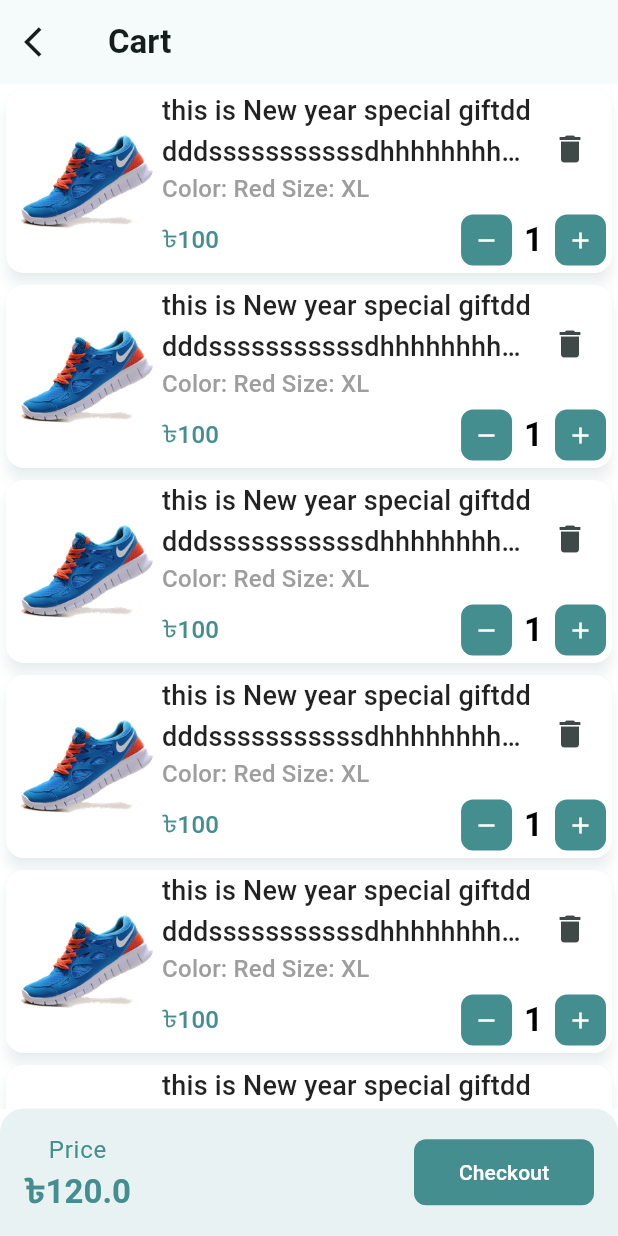
After one commit to sanahid120/CraftyBay, a Flutter app: the CartScreen screen opened directly, on a phone screen of 412 x 824 dp. The commit adds this screen. Run offline on Flutter 3.47's test engine with Material 3 defaults, Android fonts, the phone set to English and light mode, and no system bars; our stand-ins replace carousel_slider, email_validator, flutter_svg, pin_code_fields; generated files the repository leaves out were written again.

Commit message:
complete cart screen

```diff
--- a/lib/features/auth/presentation/screens/splashScreen.dart
+++ b/lib/features/auth/presentation/screens/splashScreen.dart
@@ -35,9 +35,7 @@ class _SplashScreenState extends State<SplashScreen> {
           children: [
             Expanded(child: Center(child: AppLogo())),
             CircularProgressIndicator(),
-            SizedBox(height: 25,),
-
-
+            SizedBox(height: 25),
           ],
         ),
       ),
--- /dev/null
+++ b/lib/features/cart/presentation/screens/cart_screen.dart
@@ -0,0 +1,56 @@
+
+import 'package:flutter/material.dart';
+import 'package:provider/provider.dart';
+
+import '../../../../shared/presentation/provider/homepage_main_nav_provider.dart';
+import '../widgets/cart_item.dart';
+import '../widgets/total_price_and_checkout_section.dart';
+
+class CartScreen extends StatefulWidget {
+  const CartScreen({super.key});
+
+  @override
+  State<CartScreen> createState() => _CartScreenState();
+}
+
+class _CartScreenState extends State<CartScreen> {
+  @override
+  Widget build(BuildContext context) {
+    return PopScope(
+      canPop: false,
+      onPopInvokedWithResult: (_, _) {
+        onBackButtonPressed(context);
+      },
+      child: Scaffold(
+        appBar: AppBar(
+          title: Text("Cart"),
+          centerTitle: false,
+          leading: IconButton(
+            onPressed: () {
+              onBackButtonPressed(context);
+            },
+            icon: Icon(Icons.arrow_back_ios),
+          ),
+        ),
+
+        body: Column(
+          children: [
+            Expanded(
+              child: ListView.builder(
+                itemCount: 10,
+                itemBuilder: (context, index) {
+                  return CartItem();
+                },
+              ),
+            ),
+            TotalPriceAndCheckoutSection(totalPrice: 120, onTapCheckout: () {}),
+          ],
+        ),
+      ),
+    );
+  }
+
+  void onBackButtonPressed(BuildContext context) {
+    context.read<HomepageMainNavProvider>().moveToHomepage();
+  }
+}
--- /dev/null
+++ b/lib/features/cart/presentation/widgets/cart_item.dart
@@ -0,0 +1,81 @@
+import 'package:flutter/material.dart';
+
+import '../../../../app/app_colors.dart';
+import '../../../../app/app_paths.dart';
+import '../../../../app/constants.dart';
+import '../../../../shared/presentation/widgets/inc_dec_button.dart';
+
+
+class CartItem extends StatelessWidget {
+  const CartItem({
+    super.key,
+  });
+
+  @override
+  Widget build(BuildContext context) {
+    return Card(
+      elevation: 4,
+      color: Colors.white,
+      shadowColor: AppColors.themeColor.withAlpha(50),
+
+      child: Padding(
+        padding: const EdgeInsets.symmetric(horizontal: 4),
+        child: Row(
+
+          children: [
+            Container(
+              width: 100,
+              height: 100,
+
+              padding: EdgeInsets.all(4),
+              child: Image.asset(AssetPaths.shoeImage),
+            ),
+
+            Expanded(
+              child: Column(
+                children: [
+                  Row(
+                    mainAxisAlignment: .spaceBetween,
+                    children: [
+                      Flexible(
+                        child: Column(
+                          crossAxisAlignment: .start,
+                          children: [
+                            Text(
+                              "this is New year special giftdddddsssssssssssdhhhhhhhhhhhhhhhhhhhhhhhhhhhhhhhhhhhhhhhhhhhh",
+                              style: TextTheme.of(context).titleMedium?.copyWith(color: Colors.black87, fontSize: 18),overflow: TextOverflow.ellipsis,maxLines: 2,
+                            ),
+                            Text(
+                              "Color: Red Size: XL",
+                              style: TextTheme.of(
+                                context,
+                              ).titleMedium?.copyWith(color: Colors.grey),
+                            ),
+                          ],
+                        ),
+                      ),
+
+                      FittedBox(
+                        child: IconButton(
+                          onPressed: () {},
+                          icon: Icon(Icons.delete),
+                        ),
+                      ),
+                    ],
+                  ),
+                  Row(
+                      mainAxisAlignment: .spaceBetween,
+                      children: [
+                        Text("${Constants.takaSing}100",style: TextTheme.of(context).titleMedium?.copyWith(color: AppColors.themeColor),),
+                        IncDecButton(onChange: (int quantity) {})
+                      ]
+                  )
+                ],
+              ),
+            ),
+          ],
+        ),
+      ),
+    );
+  }
+}
--- /dev/null
+++ b/lib/features/cart/presentation/widgets/total_price_and_checkout_section.dart
@@ -0,0 +1,59 @@
+import 'package:flutter/material.dart';
+
+import '../../../../app/app_colors.dart';
+import '../../../../app/constants.dart';
+
+class TotalPriceAndCheckoutSection extends StatelessWidget {
+  const TotalPriceAndCheckoutSection({
+    super.key,
+    required this.totalPrice,
+    required this.onTapCheckout,
+  });
+  final double totalPrice;
+  final VoidCallback onTapCheckout;
+  @override
+  Widget build(BuildContext context) {
+    return Container(
+      padding: EdgeInsets.all(16),
+
+      decoration: BoxDecoration(
+        color: AppColors.themeColor.withAlpha(30),
+        borderRadius: BorderRadius.only(
+          topLeft: Radius.circular(16),
+          topRight: Radius.circular(16),
+        ),
+      ),
+      child: Row(
+        mainAxisAlignment: .spaceBetween,
+        children: [
+          Column(
+            children: [
+              Text(
+                'Price',
+                style: TextTheme.of(
+                  context,
+                ).bodyLarge?.copyWith(color: AppColors.themeColor),
+              ),
+
+              Text(
+                '${Constants.takaSing}$totalPrice',
+                style: TextTheme.of(
+                  context,
+                ).titleLarge?.copyWith(color: AppColors.themeColor),
+              ),
+            ],
+          ),
+          FilledButton(
+            style: FilledButton.styleFrom(
+              backgroundColor: AppColors.themeColor,
+              fixedSize: Size.fromWidth(120),
+            ),
+
+            onPressed: onTapCheckout,
+            child: Text("Checkout"),
+          ),
+        ],
+      ),
+    );
+  }
+}
--- a/lib/shared/presentation/screens/homepage_bottom_nav_bar.dart
+++ b/lib/shared/presentation/screens/homepage_bottom_nav_bar.dart
@@ -1,4 +1,5 @@
 import 'package:craftybay/app/app_colors.dart';
+import 'package:craftybay/features/cart/presentation/screens/cart_screen.dart';
 import 'package:craftybay/features/category/presentaion/screens/category_screen.dart';
 import 'package:craftybay/features/home/presentation/screens/HomeScreen.dart';
 import 'package:craftybay/shared/presentation/provider/homepage_main_nav_provider.dart';
@@ -19,7 +20,7 @@ class _HomepageBottomNavBarState extends State<HomepageBottomNavBar> {
   final List<Widget> _screens = [
     HomeScreen(),
     CategoryScreen(),
-    SizedBox(),
+    CartScreen(),
     WishListScreen(),
   ];
   /*
@@ -33,7 +34,7 @@ class _HomepageBottomNavBarState extends State<HomepageBottomNavBar> {
     return Consumer<HomepageMainNavProvider>(
       builder: (context, mainNavProvider, _) {
         return Scaffold(
-          extendBody: true,
+          extendBody: false,
 
           body: _screens[mainNavProvider.selectedIndex],
 
```
